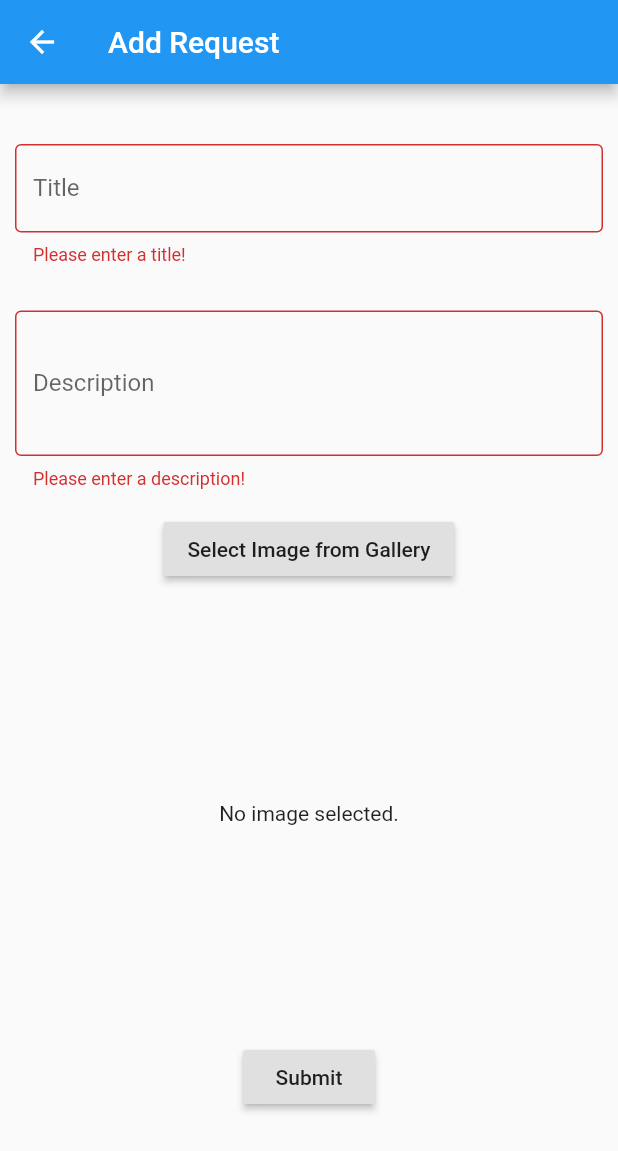
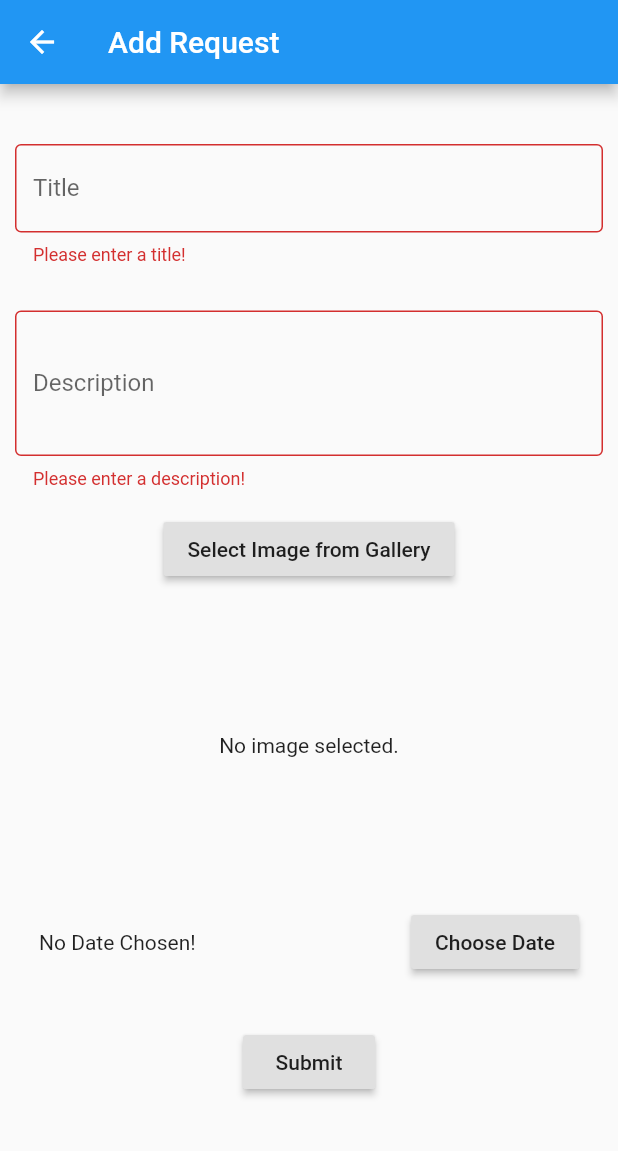
Before and after one commit to gsriram24/essentials_exchange_app, a Flutter app: the AddRequestScreen screen opened by its route, after a tap on "Submit", on a phone screen of 412 x 824 dp. Shown: the top 1151 px of the screen. Run offline on Flutter 3.47's test engine with Material 2 defaults, Android fonts, the phone set to English and light mode, and no system bars; our stand-ins replace firebase_auth, firebase_storage, image_picker; accounts and stored records are empty; network calls fail.

Commit message:
Added date picker

```diff
--- a/lib/screens/add_request_screen.dart
+++ b/lib/screens/add_request_screen.dart
@@ -5,6 +5,7 @@ import 'package:provider/provider.dart';
 import 'dart:io';
 import 'package:uuid/uuid.dart';
 import 'package:firebase_storage/firebase_storage.dart'; // For File Upload To Firestore
+import 'package:intl/intl.dart';
 
 class AddRequestScreen extends StatefulWidget {
   static const routeName = '/add-request';
@@ -14,6 +15,8 @@ class AddRequestScreen extends StatefulWidget {
 }
 
 class _AddRequestScreenState extends State<AddRequestScreen> {
+  DateTime _selectedDate;
+
   final _formKey = GlobalKey<FormState>();
 
   final FocusNode _titleFocus = FocusNode();
@@ -24,6 +27,21 @@ class _AddRequestScreenState extends State<AddRequestScreen> {
   String _description = '';
   File _image;
   String _uploadedURL;
+  void _presetDatePicker() {
+    showDatePicker(
+      context: context,
+      firstDate: DateTime.now(),
+      initialDate: DateTime.now(),
+      lastDate: DateTime(DateTime.now().year + 1),
+    ).then((pickedDate) {
+      if (pickedDate == null) {
+        return;
+      }
+      setState(() {
+        _selectedDate = pickedDate;
+      });
+    });
+  }
 
   Future getImage() async {
     var image = await ImagePicker.pickImage(source: ImageSource.gallery);
@@ -121,14 +139,34 @@ class _AddRequestScreenState extends State<AddRequestScreen> {
                       ),
                       Container(
                         margin: EdgeInsets.all(16),
-                        height: 240,
+                        height: 150,
                         child: Center(
                           child: _image == null
                               ? Text('No image selected.')
-                              : Image.file(_image),
+                              : Image.file(
+                                  _image,
+                                  height: 150,
+                                ),
                         ),
                       ),
                     ],
+                  ),
+                  Padding(
+                    padding: const EdgeInsets.all(16.0),
+                    child: Row(
+                      children: <Widget>[
+                        Expanded(
+                          child: Text(
+                            _selectedDate == null
+                                ? 'No Date Chosen!'
+                                : 'Date: ${DateFormat.yMd().format(_selectedDate)}',
+                          ),
+                        ),
+                        RaisedButton(
+                            child: Text('Choose Date'),
+                            onPressed: _presetDatePicker)
+                      ],
+                    ),
                   ),
                   Padding(
                     padding: const EdgeInsets.symmetric(vertical: 16.0),
@@ -143,10 +181,16 @@ class _AddRequestScreenState extends State<AddRequestScreen> {
                         if (_formKey.currentState.validate()) {
                           await uploadFile();
                           // Process data.
-                          RequestItem item = RequestItem(_title, _description,
-                              "SYSTEM", _uploadedURL, DateTime.now());
+                          RequestItem item = RequestItem(
+                            _title,
+                            _description,
+                            "SYSTEM",
+                            _uploadedURL,
+                            _selectedDate,
+                          );
                           await requestData.addItemToDatabase(item);
                           print("Upload Success");
+                          Navigator.of(context).pop();
                         }
                       },
                       child: Text('Submit'),
--- a/lib/widgets/request_item_card.dart
+++ b/lib/widgets/request_item_card.dart
@@ -82,6 +82,7 @@ class _RequestItemCardState extends State<RequestItemCard> {
                         Text(
                           widget.request.itemDescription,
                         ),
+                        if (widget.request.date != null)
                           Text(
                             'Need by: ' +
                                 DateFormat.yMMMMEEEEd()
```
Lines whose indentation alone changed are shown as unchanged.
